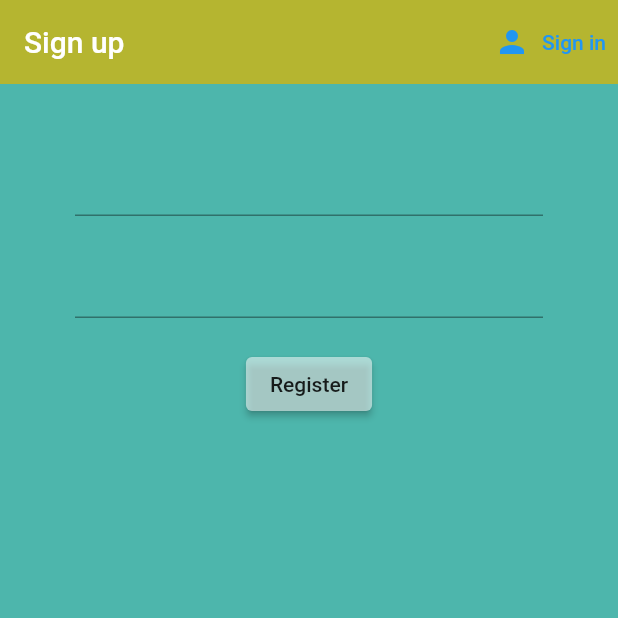
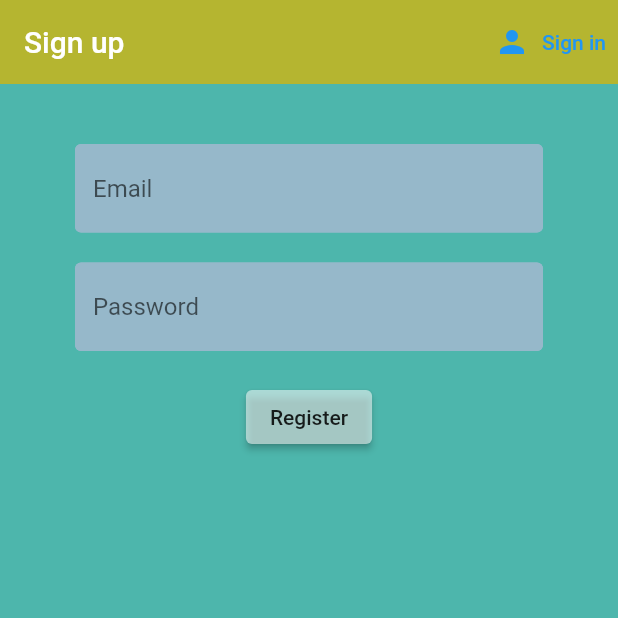
Before and after one commit to VishruthVS/FlutterAuthentication, a Flutter app: the screen it shows after launch, after a tap on "Sign in", after a tap on "Register", on a phone screen of 412 x 824 dp, the top half of it. Run offline on Flutter 3.47's test engine with Material 2 defaults, Android fonts, the phone set to English and light mode, and no system bars; our stand-ins replace firebase_auth, firebase_core; accounts and stored records are empty.

Commit message:
customising sign-in and register screen

```diff
--- a/lib/screens/authenticate/register.dart
+++ b/lib/screens/authenticate/register.dart
@@ -1,5 +1,6 @@
 import 'package:flutter/material.dart';
 import 'package:signinauth/services/auth.dart';
+import 'package:signinauth/shared/constants.dart';
 
 class Register extends StatefulWidget {
   final Function toggleView;
@@ -66,6 +67,7 @@ class _RegisterState extends State<Register> {
               // ),
               //OR
               TextFormField(
+                decoration: textInputDecoration.copyWith(hintText: 'Email'),
                 validator: (val) {
                   if (val?.isEmpty ?? true) {
                     return 'Enter an email';
@@ -83,6 +85,8 @@ class _RegisterState extends State<Register> {
 
               SizedBox(height: 20.0),
               TextFormField(
+                  decoration:
+                      textInputDecoration.copyWith(hintText: 'Password'),
                   validator: (val) {
                     if ((val?.length ?? 0) < 6) {
                       return 'Enter a password of 6+ characters';
--- a/lib/screens/authenticate/sing_in.dart
+++ b/lib/screens/authenticate/sing_in.dart
@@ -1,5 +1,6 @@
 import 'package:flutter/material.dart';
 import 'package:signinauth/services/auth.dart';
+import 'package:signinauth/shared/constants.dart';
 
 class Singin extends StatefulWidget {
   final Function toggleView;
@@ -61,7 +62,9 @@ class _SinginState extends State<Singin> {
           child: Column(
             children: <Widget>[
               SizedBox(height: 20.0),
-              TextFormField(validator: (val) {
+              TextFormField(
+                  decoration: textInputDecoration.copyWith(hintText: 'Email'),
+                  validator: (val) {
                     if (val?.isEmpty ?? true) {
                       return 'Enter an email';
                     }
@@ -70,11 +73,14 @@ class _SinginState extends State<Singin> {
                       return 'Enter a valid email address';
                     }
                     return null;
-              }, onChanged: (val) {
+                  },
+                  onChanged: (val) {
                     setState(() => email = val);
                   }),
               SizedBox(height: 20.0),
               TextFormField(
+                  decoration:
+                      textInputDecoration.copyWith(hintText: 'Password'),
                   validator: (val) {
                     if ((val?.length ?? 0) < 6) {
                       return 'Enter a password of 6+ characters';
--- /dev/null
+++ b/lib/shared/constants.dart
@@ -0,0 +1,18 @@
+import 'package:flutter/material.dart';
+
+const textInputDecoration = InputDecoration(
+  fillColor: Color.fromARGB(255, 150, 184, 202),
+  filled: true,
+  enabledBorder: OutlineInputBorder(
+    borderSide: BorderSide(
+      color: Color.fromARGB(255, 150, 184, 202),
+      width: 2.0,
+    ),
+  ),
+  focusedBorder: OutlineInputBorder(
+    borderSide: BorderSide(
+      color: Colors.white54,
+      width: 2.0,
+    ),
+  ),
+);
```
Lines whose indentation alone changed are shown as unchanged.
